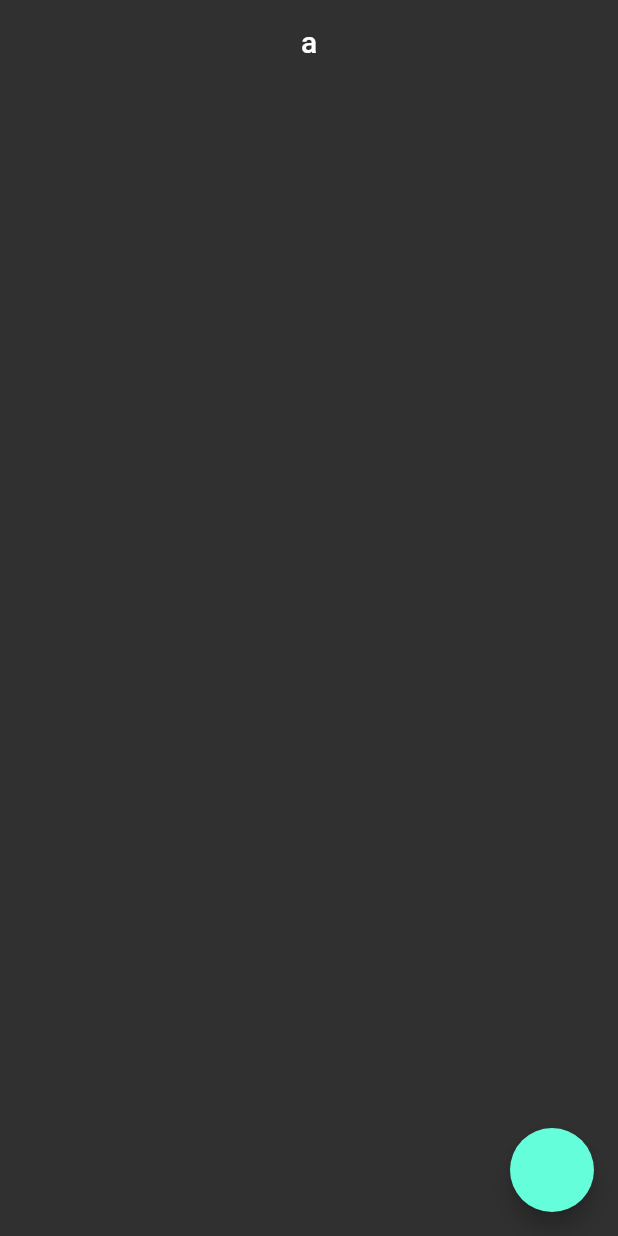
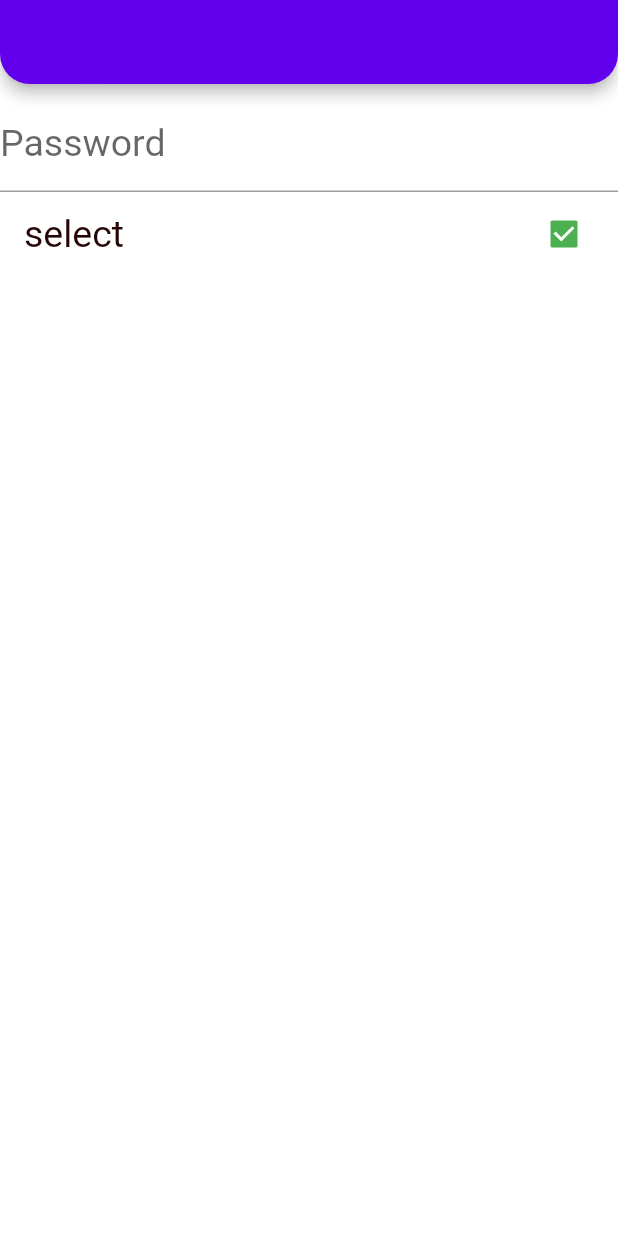
Before and after one commit to VB10/Flutter-Full-Learn, a Flutter app: the screen it shows after launch, on a phone screen of 412 x 824 dp. Run offline on Flutter 3.47's test engine with Material 2 defaults, Android fonts, the light colour scheme and no system bars; our stand-ins replace dio, flutter_spinkit.

Commit message:
atomic etc

```diff
--- a/lib/202/model_learn.dart
+++ b/lib/202/model_learn.dart
@@ -1,4 +1,4 @@
-class PostModel {
+class PostModel1 {
   int? userId;
   int? id;
   String? title;
--- a/lib/202/model_learn_view.dart
+++ b/lib/202/model_learn_view.dart
@@ -14,7 +14,7 @@ class _ModelLearnViewState extends State<ModelLearnView> {
   void initState() {
     super.initState();
 
-    final user1 = PostModel()
+    final user1 = PostModel1()
       ..userId = 1
       ..body = 'vb';
     user1.body = 'hello';
--- /dev/null
+++ b/lib/202/theme/light_theme.dart
@@ -0,0 +1,27 @@
+import 'package:flutter/material.dart';
+
+class LighTheme {
+  final _lightColor = _LightColor();
+
+  late ThemeData theme;
+
+  LighTheme() {
+    theme = ThemeData(
+        appBarTheme: const AppBarTheme(
+            shape: RoundedRectangleBorder(borderRadius: BorderRadius.vertical(bottom: Radius.circular(20)))),
+        scaffoldBackgroundColor: Colors.white.withOpacity(0.9),
+        floatingActionButtonTheme: const FloatingActionButtonThemeData(backgroundColor: Colors.green),
+        buttonTheme: ButtonThemeData(
+            colorScheme: ColorScheme.light(onPrimary: Colors.purple, onSecondary: _lightColor.blueMenia)),
+        colorScheme: const ColorScheme.light(),
+        checkboxTheme: CheckboxThemeData(
+            fillColor: MaterialStateProperty.all(Colors.green), side: const BorderSide(color: Colors.green)),
+        textTheme:
+            ThemeData.light().textTheme.copyWith(subtitle1: TextStyle(fontSize: 25, color: _lightColor._textColor)));
+  }
+}
+
+class _LightColor {
+  final Color _textColor = const Color.fromARGB(255, 37, 5, 5);
+  final Color blueMenia = const Color.fromARGB(95, 188, 248, 1);
+}
--- /dev/null
+++ b/lib/202/theme_learn_view.dart
@@ -0,0 +1,27 @@
+import 'package:flutter/material.dart';
+
+import '../demos/password_text_field.dart';
+
+class ThemeLarnView extends StatefulWidget {
+  const ThemeLarnView({Key? key}) : super(key: key);
+
+  @override
+  State<ThemeLarnView> createState() => _ThemeLarnViewState();
+}
+
+class _ThemeLarnViewState extends State<ThemeLarnView> {
+  @override
+  Widget build(BuildContext context) {
+    return Scaffold(
+      appBar: AppBar(),
+      body: Column(children: [
+        const PasswordTextField(),
+        CheckboxListTile(
+          value: true,
+          onChanged: (val) {},
+          title: const Text('select'),
+        )
+      ]),
+    );
+  }
+}
--- /dev/null
+++ b/lib/demos/password_text_field.dart
@@ -0,0 +1,48 @@
+import 'package:flutter/material.dart';
+
+class PasswordTextField extends StatefulWidget {
+  const PasswordTextField({Key? key, this.controller}) : super(key: key);
+  final TextEditingController? controller;
+  @override
+  State<PasswordTextField> createState() => _PasswordTextFieldState();
+}
+
+class _PasswordTextFieldState extends State<PasswordTextField> {
+  final _obsureText = '#';
+
+  bool _isSecure = true;
+
+  void _changeLoading() {
+    setState(() {
+      _isSecure = !_isSecure;
+    });
+  }
+
+  @override
+  Widget build(BuildContext context) {
+    return TextField(
+      controller: widget.controller,
+      autofillHints: const [AutofillHints.password],
+      keyboardType: TextInputType.visiblePassword,
+      obscureText: _isSecure,
+      obscuringCharacter: _obsureText,
+      decoration: InputDecoration(
+        border: const UnderlineInputBorder(),
+        hintText: 'Password',
+        suffix: _onVisiblityIcon(),
+      ),
+    );
+  }
+
+  IconButton _onVisiblityIcon() {
+    return IconButton(
+      onPressed: _changeLoading,
+      icon: AnimatedCrossFade(
+          firstChild: const Icon(Icons.visibility_outlined),
+          secondChild: const Icon(Icons.visibility_off_outlined),
+          crossFadeState: _isSecure ? CrossFadeState.showFirst : CrossFadeState.showSecond,
+          duration: const Duration(seconds: 2)),
+    );
+    // icon: Icon(_isSecure ? Icons.visibility : Icons.visibility_off));
+  }
+}
--- a/lib/main.dart
+++ b/lib/main.dart
@@ -1,8 +1,7 @@
 import 'package:flutter/material.dart';
-import 'package:flutter/services.dart';
+import 'package:flutter_full_learn/202/theme/light_theme.dart';
 
-import '101/color_learn.dart';
-import '202/model_learn_view.dart';
+import '202/theme_learn_view.dart';
 
 void main() {
   runApp(const MyApp()); //ALI DAYI
@@ -17,34 +16,36 @@ class MyApp extends StatelessWidget {
     return MaterialApp(
       title: 'Flutter Demo',
       debugShowCheckedModeBanner: false,
-      theme: ThemeData.dark().copyWith(
-          tabBarTheme: const TabBarTheme(
-            labelColor: Colors.white,
-            unselectedLabelColor: Colors.red,
-            indicatorSize: TabBarIndicatorSize.label,
-          ),
-          bottomAppBarTheme: const BottomAppBarTheme(shape: CircularNotchedRectangle()),
-          progressIndicatorTheme: const ProgressIndicatorThemeData(color: Colors.white),
-          listTileTheme: const ListTileThemeData(contentPadding: EdgeInsets.zero),
-          cardTheme: CardTheme(shape: RoundedRectangleBorder(borderRadius: BorderRadius.circular(20))),
-          errorColor: ColorsItems.sulu,
-          textSelectionTheme: const TextSelectionThemeData(
-              selectionColor: Colors.red, cursorColor: Colors.green, selectionHandleColor: Colors.black),
-          inputDecorationTheme: const InputDecorationTheme(
-              filled: true,
-              fillColor: Colors.white,
-              iconColor: Colors.red,
-              labelStyle: TextStyle(color: Colors.lime),
-              border: OutlineInputBorder(),
-              floatingLabelStyle: TextStyle(color: Colors.red, fontSize: 24, fontWeight: FontWeight.w600)),
-          textTheme: const TextTheme(subtitle1: TextStyle(color: Colors.red)),
-          appBarTheme: const AppBarTheme(
-            centerTitle: true,
-            systemOverlayStyle: SystemUiOverlayStyle.light,
-            backgroundColor: Colors.transparent,
-            elevation: 0,
-          )),
-      home: const ModelLearnView(),
+      theme: LighTheme().theme,
+
+      //  ThemeData.dark().copyWith(
+      //     tabBarTheme: const TabBarTheme(
+      //       labelColor: Colors.white,
+      //       unselectedLabelColor: Colors.red,
+      //       indicatorSize: TabBarIndicatorSize.label,
+      //     ),
+      //     bottomAppBarTheme: const BottomAppBarTheme(shape: CircularNotchedRectangle()),
+      //     progressIndicatorTheme: const ProgressIndicatorThemeData(color: Colors.white),
+      //     listTileTheme: const ListTileThemeData(contentPadding: EdgeInsets.zero),
+      //     cardTheme: CardTheme(shape: RoundedRectangleBorder(borderRadius: BorderRadius.circular(20))),
+      //     errorColor: ColorsItems.sulu,
+      //     textSelectionTheme: const TextSelectionThemeData(
+      //         selectionColor: Colors.red, cursorColor: Colors.green, selectionHandleColor: Colors.black),
+      //     inputDecorationTheme: const InputDecorationTheme(
+      //         filled: true,
+      //         fillColor: Colors.white,
+      //         iconColor: Colors.red,
+      //         labelStyle: TextStyle(color: Colors.lime),
+      //         border: OutlineInputBorder(),
+      //         floatingLabelStyle: TextStyle(color: Colors.red, fontSize: 24, fontWeight: FontWeight.w600)),
+      //     textTheme: const TextTheme(subtitle1: TextStyle(color: Colors.red)),
+      //     appBarTheme: const AppBarTheme(
+      //       centerTitle: true,
+      //       systemOverlayStyle: SystemUiOverlayStyle.light,
+      //       backgroundColor: Colors.transparent,
+      //       elevation: 0,
+      //     )),
+      home: const ThemeLarnView(),
     );
   }
 }
```
Also changed, not shown: lib/202/package/launch_mixin.dart (added, +11 -0 lines), lib/202/package/loading_bar.dart (added, +16 -0 lines), lib/202/package_learn_view.dart (added, +34 -0 lines), lib/202/service/coments_learn_view.dart (added, +51 -0 lines), lib/202/service/comment_model.dart (added, +27 -0 lines), lib/202/service/post_model.dart (added, +26 -0 lines), lib/202/service/post_service.dart (added, +106 -0 lines), lib/202/service/service_learn_get_view.dart (added, +107 -0 lines), lib/202/service/service_post_learn_view.dart (added, +111 -0 lines), lib/202/widget_size_enum_learn_view.dart (added, +36 -0 lines), pubspec.yaml (+7 -13 lines), pubspec.lock, 9 other files.
